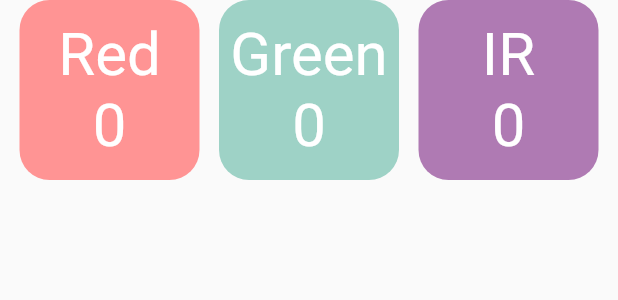
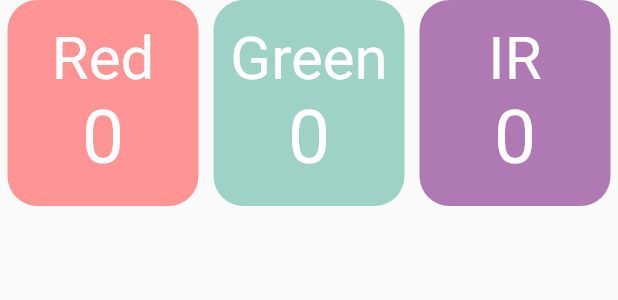
Before and after one commit to towelbro0812/flutter_bledatapage, a Flutter app: the ItemBox widget shown alone on an empty page, opened directly, on a phone screen of 412 x 824 dp. Shown: the top 300 px of the screen. Run offline on Flutter 3.47's test engine with Material 2 defaults, Android fonts, the light colour scheme and no system bars; our stand-ins replace csv, flutter_blue, fluttertoast, permission_handler, syncfusion_flutter_charts; project files that could hold a hidden picture were left out.

Commit message:
筆電端

```diff
--- a/lib/pages/ble_widget.dart
+++ b/lib/pages/ble_widget.dart
@@ -1,80 +1,80 @@
 import 'package:flutter/material.dart';
-import 'dart:async';
 
-// ignore: must_be_immutable
+// 有三個數值，red,green,ir
 class ItemBox extends StatefulWidget {
-  double red;
-  double green;
-  double ir;
-  ItemBox({super.key, this.red = 0, this.green = 0, this.ir = 0});
+  final double red;
+  final double green;
+  final double ir;
+  const ItemBox({super.key, this.red = 0, this.green = 0, this.ir = 0});
 
   @override
   State<ItemBox> createState() => _ItemBoxState();
 }
 
 class _ItemBoxState extends State<ItemBox> {
-  bool _timerRunning = false;
-  Timer? _timer;
-
-  // void _startTimer() {
-  //   _timer = Timer.periodic(const Duration(seconds: 1), (timer) {
-  //     _btnfunc();
-  //   });
-  // }
-
-  // void _stopTimer() {
-  //   _timer?.cancel();
-  //   _timer = null;
-  // }
-
-  // void _toggleTimer() {
-  //   // print(_timerRunning);
-  //   if (_timerRunning) {
-  //     _stopTimer();
-  //     setState(() {
-  //       _timerRunning = false;
-  //     });
-  //   } else {
-  //     setState(() {
-  //       widget.red = 0;
-  //       widget.green = 0;
-  //       widget.ir = 0;
-  //       _timerRunning = true;
-  //     });
-  //     _startTimer();
-  //   }
-  // }
-
-  // void _btnfunc() {
-  //   // TODO:這個區塊之後要調用藍芽讀取設備
-  //   setState(() {
-  //     widget.red++;
-  //     widget.green++;
-  //     widget.ir++;
-  //   });
-  // }
-
   @override
   Widget build(BuildContext context) {
-    final Size screenSize = MediaQuery.of(context).size;
-    return Column(
+    return Row(
+      mainAxisAlignment: MainAxisAlignment.spaceAround,
       children: [
-        Row(
-          mainAxisAlignment: MainAxisAlignment.spaceEvenly,
-          children: [
-            ValueContainer(
+        Expanded(
+          flex: 1,
+          child: ValueContainer(
             color: const Color(0xffFF9494),
             value: widget.red.toInt(),
           ),
-            ValueContainer(
+        ),
+        Expanded(
+          flex: 1,
+          child: ValueContainer(
             color: const Color(0xff9ED2C6),
             value: widget.green.toInt(),
           ),
-            ValueContainer(
+        ),
+        Visibility(
+          visible: true,
+          child: Expanded(
+            flex: 1,
+            child: ValueContainer(
               color: const Color(0xffAF7AB3),
               value: widget.ir.toInt(),
             ),
+          ),
+        ),
       ],
+    );
+  }
+}
+
+// 兩個數值，spo2,bpm
+class ItemBox2 extends StatefulWidget {
+  final double spo2;
+  final double bpm;
+  const ItemBox2({super.key, this.spo2 = 0, this.bpm = 0});
+
+  @override
+  State<ItemBox2> createState() => _ItemBox2State();
+}
+
+class _ItemBox2State extends State<ItemBox2> {
+  @override
+  Widget build(BuildContext context) {
+    return Row(
+      mainAxisAlignment: MainAxisAlignment.spaceAround,
+      children: [
+        Expanded(
+          flex: 1,
+          child: ValueContainer(
+            color: const Color(0xff6ECCAF),
+            value: widget.spo2.toInt(),
+          ),
+        ),
+        Expanded(
+          flex: 1,
+          child: ValueContainer(
+            color: const Color(0xffF06292),
+            value: widget.bpm.toInt(),
+          ),
         ),
       ],
     );
@@ -92,20 +92,52 @@ class ValueContainer extends StatefulWidget {
 }
 
 class _ValueContainerState extends State<ValueContainer> {
+  late String initString;
+  @override
+  void initState() {
+    super.initState();
+    //用顏色判斷要輸出的文字
+    if (widget.color == const Color(0xffFF9494)) {
+      initString = "Red";
+    } else if (widget.color == const Color(0xff9ED2C6)) {
+      initString = "Green";
+    } else if (widget.color == const Color(0xffAF7AB3)) {
+      initString = "IR";
+    } else if (widget.color == const Color(0xff6ECCAF)) {
+      initString = "SPO2%";
+    } else if (widget.color == const Color(0xffF06292)) {
+      initString = "BPM";
+    }
+  }
+
   @override
   Widget build(BuildContext context) {
-    return Container(
+    return AspectRatio(
+      aspectRatio: 1,
+      child: Container(
+        margin: EdgeInsets.fromLTRB(5, 0, 5, 0),
         alignment: Alignment.center,
-      height: 120,
-      width: 120,
+        //height: 120,
+        //width: 120,
         decoration: BoxDecoration(
           color: widget.color,
           borderRadius: BorderRadius.circular(20),
         ),
-      child: Text(
-        "${(widget.color == const Color(0xffFF9494)) ? "Red" : (widget.color == const Color(0xff9ED2C6)) ? "Green" : "IR"}\n${widget.value}",
+        child: Column(
+          mainAxisAlignment: MainAxisAlignment.center,
+          children: [
+            Text(
+              initString,
               textAlign: TextAlign.center,
               style: const TextStyle(fontSize: 40, color: Colors.white),
+            ),
+            Text(
+              "${widget.value}",
+              textAlign: TextAlign.center,
+              style: const TextStyle(fontSize: 50, color: Colors.white),
+            ),
+          ],
+        ),
       ),
     );
   }
```
Also changed, not shown: lib/main.dart (+6 -4 lines), lib/pages/ble_page.dart (+10 -6 lines), lib/pages/non_ble_page.dart (added, +238 -0 lines), pubspec.yaml (+4 -3 lines), assets/data.csv (added), pubspec.lock. Lines whose indentation alone changed are shown as unchanged.
